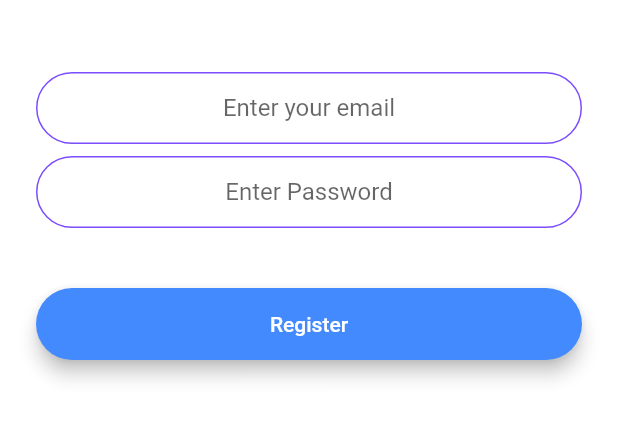
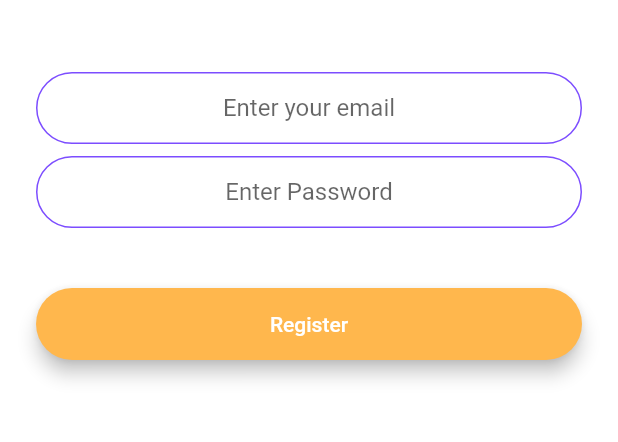
Before and after one commit to Coding-Club-IITG/Git-Workshop-flutter, a Flutter app: the RegistrationScreen screen opened by its route, on a phone screen of 412 x 824 dp, the part 576-1018 px from its top. Run offline on Flutter 3.47's test engine with Material 2 defaults, Android fonts, the phone set to English and light mode, and no system bars; our stand-ins replace animated_text_kit, cloud_firestore, firebase_auth, firebase_core, modal_progress_hud; accounts and stored records are empty.

Commit message:
Update registration_screen.dart
color changes from blueAccent to orange[300]

```diff
--- a/lib/screens/registration_screen.dart
+++ b/lib/screens/registration_screen.dart
@@ -64,7 +64,7 @@ class _RegistrationScreenState extends State<RegistrationScreen> {
                 height: 24.0,
               ),
               RoundedButton(
-                color: Colors.blueAccent,
+                color: Colors.orange[300],
                 text: 'Register',
                 onPressed: () async {
                   setState(() {
```
